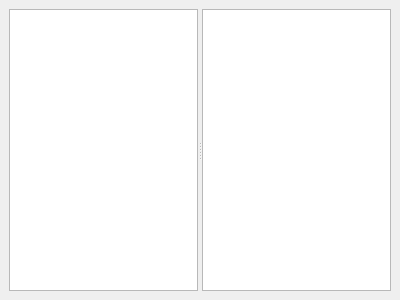
This is Plugins/WebBrowser/History/FrmHistory.ui in KangLin/RabbitRemoteControl as Qt 5 draws it before an edit. The edited form follows.
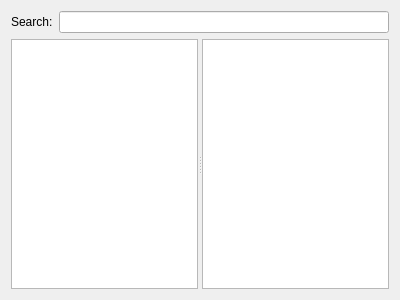
This is the edited form.

Commit message: Plugins::WebBrowser: add search in history

Patch:
```diff
--- a/Plugins/WebBrowser/History/FrmHistory.ui
+++ b/Plugins/WebBrowser/History/FrmHistory.ui
@@ -13,26 +13,41 @@
   <property name="windowTitle">
    <string>Form</string>
   </property>
+  <layout class="QGridLayout" name="gridLayout">
+   <item row="0" column="0">
+    <layout class="QHBoxLayout" name="hlSearch">
+     <item>
+      <widget class="QLabel" name="label">
+       <property name="text">
+        <string>Search:</string>
+       </property>
+      </widget>
+     </item>
+     <item>
+      <widget class="QLineEdit" name="leSearch"/>
+     </item>
+    </layout>
+   </item>
+   <item row="1" column="0">
   <widget class="QSplitter" name="splitter">
-   <property name="geometry">
-    <rect>
-     <x>9</x>
-     <y>9</y>
-     <width>382</width>
-     <height>282</height>
-    </rect>
+     <property name="sizePolicy">
+      <sizepolicy hsizetype="Expanding" vsizetype="Expanding">
+       <horstretch>0</horstretch>
+       <verstretch>0</verstretch>
+      </sizepolicy>
    </property>
    <property name="orientation">
     <enum>Qt::Orientation::Horizontal</enum>
    </property>
-   <widget class="QTreeView" name="treeView">
-   </widget>
+     <widget class="QTreeView" name="treeView"/>
    <widget class="QTableView" name="tableView">
     <property name="contextMenuPolicy">
      <enum>Qt::ContextMenuPolicy::CustomContextMenu</enum>
     </property>
    </widget>
   </widget>
+   </item>
+  </layout>
  </widget>
  <resources/>
  <connections/>
```
Lines whose indentation alone changed are shown as unchanged. The commit also changes 4 other files.
